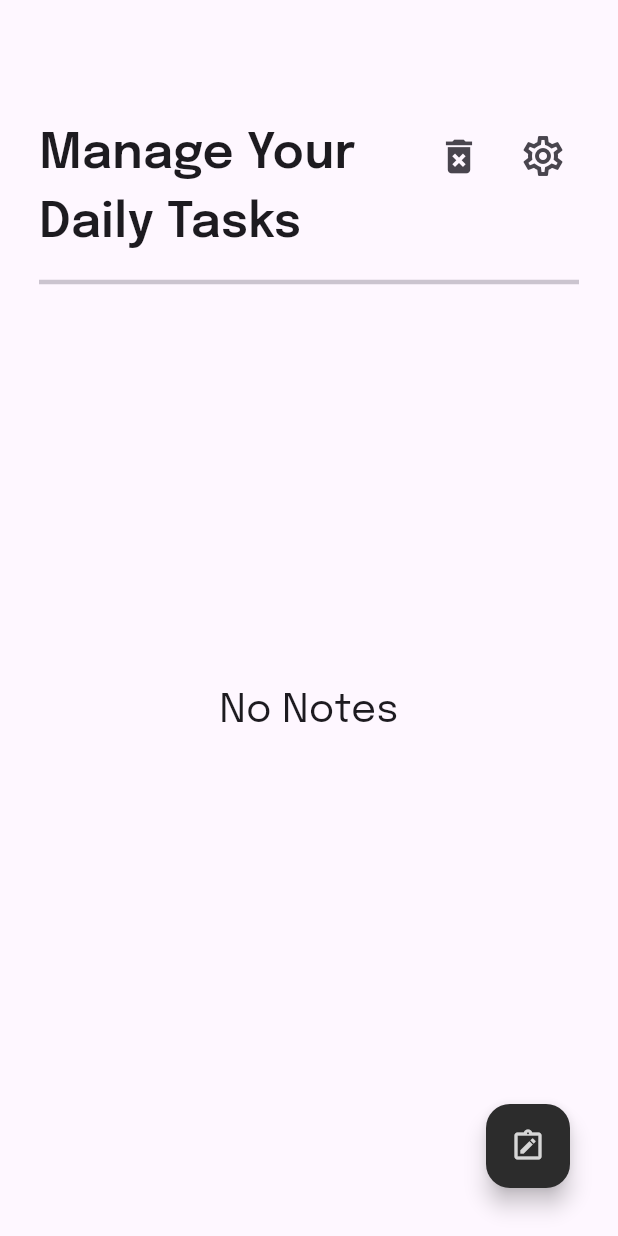
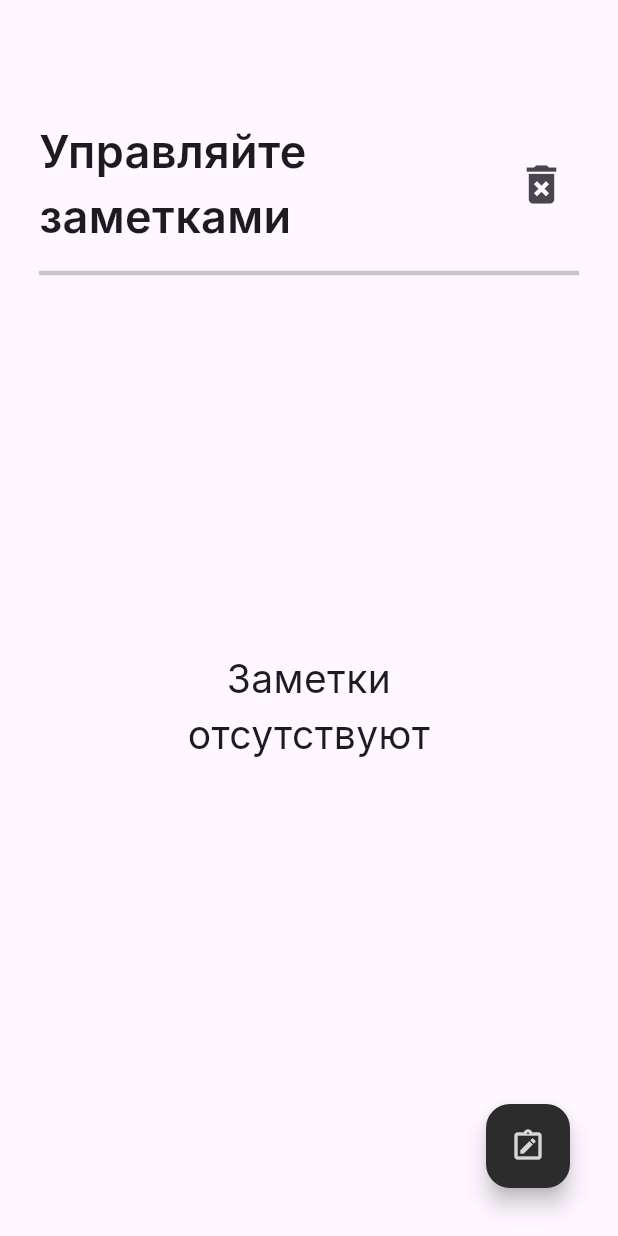
Before and after one commit to Melugsam/flutter-apps, a Flutter app: the NotesHub screen opened by its route, after a tap on the "delete forever" icon, on a phone screen of 412 x 824 dp. Run offline on Flutter 3.47's test engine with Material 3 defaults, Android fonts, the phone set to English and light mode, and no system bars; our stand-ins replace bloc, flutter_bloc, flutter_colorpicker, go_router, google_fonts, sqflite; accounts and stored records are empty.

Commit message:
color picker few ui

```diff
--- a/notekeeper_new/lib/domain/services/database/database_service.dart
+++ b/notekeeper_new/lib/domain/services/database/database_service.dart
@@ -1,5 +1,6 @@
 import 'package:notekeeper_new/domain/models/notes_db.dart';
 import 'package:sqflite/sqflite.dart';
+// ignore: depend_on_referenced_packages
 import 'package:path/path.dart';
 class DatabaseService{
   Database? _database;
--- a/notekeeper_new/lib/ui/screens/notes/notes_hub.dart
+++ b/notekeeper_new/lib/ui/screens/notes/notes_hub.dart
@@ -1,6 +1,6 @@
-import 'package:flutter/cupertino.dart';
+// ignore_for_file: use_build_context_synchronously
+
 import 'package:flutter/material.dart';
-import 'package:flutter/widgets.dart';
 import 'package:flutter_bloc/flutter_bloc.dart';
 import 'package:go_router/go_router.dart';
 import 'package:notekeeper_new/bloc/screens/notes/notes_hub_bloc.dart';
@@ -37,14 +37,14 @@ class _NotesHubState extends State<NotesHub> {
             child: Column(
               children: [
                 Row(
-                  crossAxisAlignment: CrossAxisAlignment.start,
+                  crossAxisAlignment: CrossAxisAlignment.center,
                   mainAxisAlignment: MainAxisAlignment.spaceBetween,
                   children: [
                     const Expanded(
                       child: Text(
-                        "Manage Your\nDaily Tasks",
-                        style:
-                            TextStyle(fontSize: 32, fontWeight: FontWeight.w600),
+                        "Управляйте\nзаметками",
+                        style: TextStyle(
+                            fontSize: 30, fontWeight: FontWeight.w600),
                       ),
                     ),
                     Align(
@@ -53,18 +53,11 @@ class _NotesHubState extends State<NotesHub> {
                           onPressed: () async {
                             await notesDB.deleteAll();
                             setState(() {
-                                BlocProvider.of<NotesHubBloc>(context)
+                              BlocProvider.of<NotesHubBloc>(context)
                                   .add(FetchNotesEvent(notesDB: notesDB));
-                              });
+                            });
                           },
-                          icon: const Icon(Icons.delete_forever, size: 30)),
-                    ),
-                    const SizedBox(width: 8,),
-                    Align(
-                      alignment: Alignment.topCenter,
-                      child: IconButton(
-                          onPressed: () {},
-                          icon: const Icon(Icons.settings_outlined, size: 32)),
+                          icon: const Icon(Icons.delete_forever, size: 34)),
                     ),
                   ],
                 ),
@@ -85,7 +78,8 @@ class _NotesHubState extends State<NotesHub> {
                         if (pinnedNotes.isEmpty && unpinnedNotes.isEmpty) {
                           return const Center(
                               child: Text(
-                            "No Notes",
+                            "Заметки\nотсутствуют",
+                            textAlign: TextAlign.center,
                             style: TextStyle(fontSize: 26),
                           ));
                         } else {
@@ -100,7 +94,7 @@ class _NotesHubState extends State<NotesHub> {
                                     const Align(
                                       alignment: Alignment.centerLeft,
                                       child: Text(
-                                        "pinned",
+                                        "закреплены",
                                         style: TextStyle(
                                             fontSize: 16,
                                             color: Color.fromRGBO(
@@ -195,7 +189,7 @@ class _NotesHubState extends State<NotesHub> {
                                     const Align(
                                       alignment: Alignment.centerLeft,
                                       child: Text(
-                                        "unpinned",
+                                        "откреплены",
                                         style: TextStyle(
                                             fontSize: 16,
                                             color: Color.fromRGBO(
@@ -312,11 +306,14 @@ class _NotesHubState extends State<NotesHub> {
           ),
           bottomNavigationBar: selectedNote.isNotEmpty
               ? BottomNavigationBar(
+                  unselectedItemColor: Colors.blueAccent,
+                  selectedItemColor: Colors.blueAccent,
                   items: [
                     BottomNavigationBarItem(
-                      icon: IconButton(
-                        icon: const Icon(Icons.delete),
-                        onPressed: () async {
+                      label: "Удалить",
+                      icon: InkWell(
+                        child: const Icon(Icons.delete),
+                        onTap: () async {
                           for (var note in selectedNote) {
                             await notesDB.delete(note.id);
                           }
@@ -329,10 +326,19 @@ class _NotesHubState extends State<NotesHub> {
                           }
                         },
                       ),
-                      label: "Delete",
                     ),
-                    const BottomNavigationBarItem(
-                        icon: Icon(Icons.share), label: "Share"),
+                    BottomNavigationBarItem(
+                      label: "Убрать",
+                      icon: InkWell(
+                        child:
+                            const Icon(Icons.settings_backup_restore_rounded),
+                        onTap: () {
+                          setState(() {
+                            selectedNote.clear();
+                          });
+                        },
+                      ),
+                    ),
                   ],
                 )
               : const SizedBox()),
--- a/notekeeper_new/pubspec.yaml
+++ b/notekeeper_new/pubspec.yaml
@@ -42,6 +42,7 @@ dependencies:
   flutter_staggered_grid_view: ^0.7.0
   bloc: ^8.1.4
   flutter_bloc: ^8.1.5
+  flutter_colorpicker: ^1.0.3
 
 dev_dependencies:
   flutter_test:
```
Also changed, not shown: notekeeper_new/lib/ui/screens/notes/note_form.dart (+28 -6 lines), notekeeper_new/lib/ui/screens/notes/note_tile.dart (+7 -4 lines), notekeeper_new/lib/ui/screens/welcome/welcome_page.dart (+11 -4 lines), notekeeper_new/pubspec.lock.
